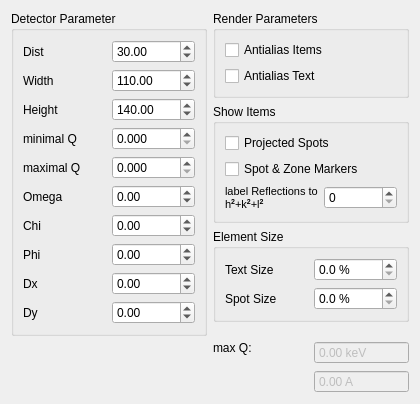
First picture: the form in ui/laueplanecfg.ui, repository jonasstein/clip, before the edit.
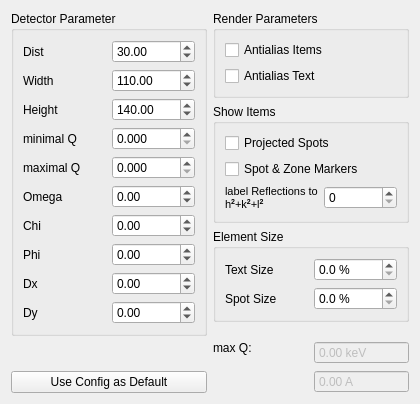
Second picture: the form after the edit. Icons and pictures are not drawn.

Commit message: ZoneMarker Width now configurable Concept for storing default of Laueplaneprojector

```diff
--- a/ui/laueplanecfg.ui
+++ b/ui/laueplanecfg.ui
@@ -323,6 +323,13 @@
        </property>
       </spacer>
      </item>
+     <item>
+      <widget class="QPushButton" name="setDefault">
+       <property name="text">
+        <string>Use Config as Default</string>
+       </property>
+      </widget>
+     </item>
     </layout>
    </item>
    <item row="0" column="1">
```
The commit also changes 11 other files.
